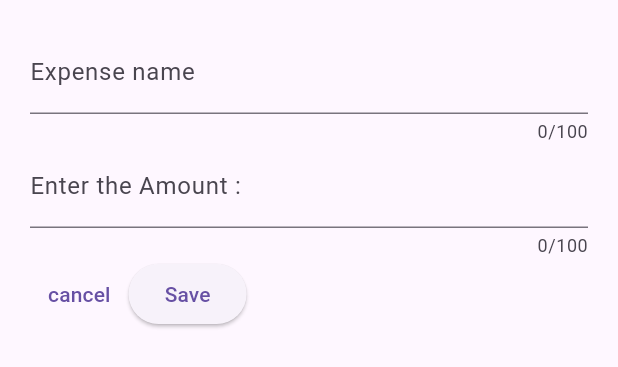
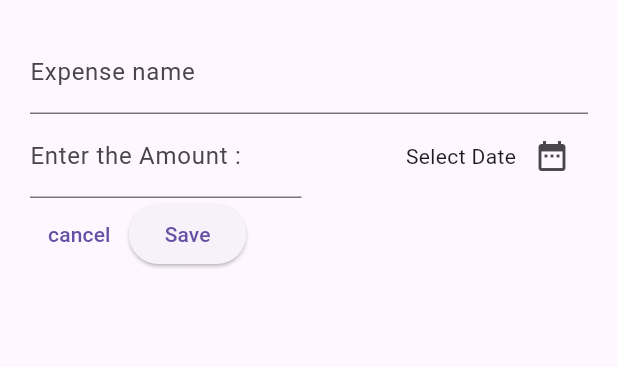
Before and after one commit to AaKaShhhhhhhhh/expense_tracker, a Flutter app: the AddExpenses widget shown alone on an empty page, opened directly, on a phone screen of 412 x 824 dp. Shown: the top 367 px of the screen. Run offline on Flutter 3.47's test engine with Material 3 defaults, Android fonts, the phone set to English and light mode, and no system bars.

Commit message:
Date Picker

```diff
--- a/lib/widgets/add_expenses.dart
+++ b/lib/widgets/add_expenses.dart
@@ -18,6 +18,14 @@ final _textcontroller  = TextEditingController();
 final _amountcontroller =  TextEditingController();
 
 
+
+
+void _opendatepicker(){
+  final now = DateTime.now();
+final fistDate =   DateTime(now.year-1, now.month, now.day);
+  showDatePicker(context: context, initialDate: now, firstDate:fistDate , lastDate: now);
+}
+
 @override
 
 void dispose(){
@@ -36,26 +44,38 @@ super.dispose();
       children: [
         TextField(
           controller: _textcontroller,
-          maxLength: 100,
           decoration: InputDecoration(label:  Text('Expense name'),),
 
         ),
-
-        TextField(
+        Row(children: [
+         Expanded(child: TextField(
           controller: _amountcontroller,
-          maxLength: 100,
           decoration: InputDecoration(
             prefixText: '\$' ,
             label: Text("Enter the Amount : ")),
           keyboardType: TextInputType.numberWithOptions()
 
-        ),
+        ),),
+
+        const SizedBox(width: 10,),
+
+
+        Expanded(child: Row(
+          mainAxisAlignment: MainAxisAlignment.end,
+            children: [
+              Text("Select Date"),
+              IconButton(onPressed: _opendatepicker, icon: Icon(Icons.date_range))
+            ],
+        ),),]),
+
         Row(
           children: [
-            TextButton(onPressed: (){}, child: Text("cancel")),
+            TextButton(onPressed: (){
+              Navigator.pop(context);
+            }, child: Text("cancel")),
             ElevatedButton(onPressed:(){
               print(_textcontroller.text,);
-              print(_amountcontroller.value);},
+              print(_amountcontroller.text);},
               child: Text("Save"))
           ],
         ),
```
